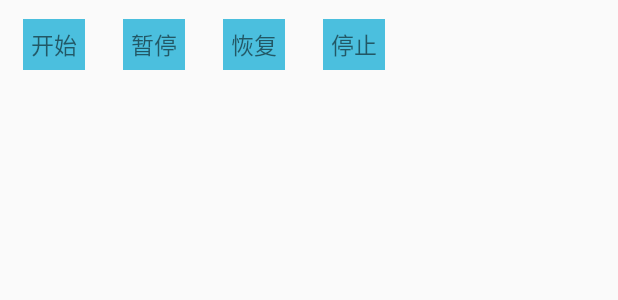
After one commit to duominike/ocean, an Android app: the layout activity_recorder_layout.xml on its own in the app's theme, with its tools: preview values and no code run, on a phone screen of 412 x 824 dp. The commit adds this screen. Shown: the top 300 px of the screen. Run offline under Robolectric (Android 15) with nearby library versions, the phone set to English and light mode, and no system bars.

```diff
--- a/app/build.gradle
+++ b/app/build.gradle
@@ -13,6 +13,9 @@ android {
         multiDexEnabled true;
         jackOptions {
             enabled true
+        }
+        ndk {
+            abiFilters "armeabi-v7a"
         }
     }
     buildTypes {
@@ -42,7 +45,8 @@ dependencies {
     compile project(":customview")
     compile project(":pulltorefresh")
     compile project(":pacific")
-    compile project(":multimedia")
+    debugCompile project(path: ':multimedia', configuration: "debug")
+    releaseCompile project(path: ':multimedia', configuration: "release")
     compile 'io.reactivex.rxjava2:rxjava:2.1.5'
     compile 'io.reactivex.rxjava2:rxandroid:2.0.1'
     debugCompile 'com.squareup.leakcanary:leakcanary-android:1.3'
--- a/app/src/main/java/com/joker/ocean/ipc/SubProcessService.java
+++ b/app/src/main/java/com/joker/ocean/ipc/SubProcessService.java
@@ -22,6 +22,7 @@ public class SubProcessService extends Service {
             log.info("inSendMsgToServer: " + msg.getName() + ": " + msg.getContent());
 
             if(msgCallback != null){
+                log.info("replyToClient");
                 MidData midData = new MidData();
                 midData.setId(1);
                 midData.setName("Joker Server");
@@ -33,8 +34,8 @@ public class SubProcessService extends Service {
 
         @Override
         public void registerMsgCallback(IMsgCallback callback) throws RemoteException {
-            log.info("registerMsgCallback");
-            msgCallback = callback;
+            log.info("registerMsgCallback: " + callback.asBinder());
+            msgCallback = IMsgCallback.Stub.asInterface(callback.asBinder());
         }
 
         @Override
--- /dev/null
+++ b/app/src/main/res/layout/activity_recorder_layout.xml
@@ -0,0 +1,58 @@
+<?xml version="1.0" encoding="utf-8"?>
+<LinearLayout xmlns:android="http://schemas.android.com/apk/res/android"
+              android:layout_width="match_parent"
+              android:layout_height="match_parent"
+              android:orientation="vertical">
+
+    <LinearLayout
+        android:layout_width="match_parent"
+        android:layout_height="60dp"
+        android:orientation="horizontal"
+        android:paddingLeft="15dp"
+        android:paddingRight="15dp">
+
+        <TextView
+            android:id="@+id/tv_begin_record"
+            android:layout_width="wrap_content"
+            android:layout_height="wrap_content"
+            android:layout_gravity="center_vertical"
+            android:background="@color/blue_edge"
+            android:padding="5dp"
+            android:text="开始"
+            android:textSize="15sp"/>
+
+        <TextView
+            android:id="@+id/tv_pause_record"
+            android:layout_width="wrap_content"
+            android:layout_height="wrap_content"
+            android:layout_gravity="center_vertical"
+            android:layout_marginLeft="25dp"
+            android:background="@color/blue_edge"
+            android:padding="5dp"
+            android:text="暂停"
+            android:textSize="15sp"/>
+
+        <TextView
+            android:id="@+id/tv_resume_record"
+            android:layout_width="wrap_content"
+            android:layout_height="wrap_content"
+            android:layout_gravity="center_vertical"
+            android:layout_marginLeft="25dp"
+            android:background="@color/blue_edge"
+            android:padding="5dp"
+            android:text="恢复"
+            android:textSize="15sp"/>
+
+        <TextView
+            android:id="@+id/tv_stop_record"
+            android:layout_width="wrap_content"
+            android:layout_height="wrap_content"
+            android:layout_gravity="center_vertical"
+            android:layout_marginLeft="25dp"
+            android:background="@color/blue_edge"
+            android:padding="5dp"
+            android:text="停止"
+            android:textSize="15sp"/>
+
+    </LinearLayout>
+</LinearLayout>
--- a/multimedia/build.gradle
+++ b/multimedia/build.gradle
@@ -3,7 +3,7 @@ apply plugin: 'com.android.library'
 android {
     compileSdkVersion 26
     buildToolsVersion "26.0.1"
-
+    publishNonDefault true
     defaultConfig {
         minSdkVersion 16
         targetSdkVersion 26
```
Also changed, not shown: app/src/main/AndroidManifest.xml (+20 -8 lines), app/src/main/java/com/joker/ocean/MainActivity.java (+3 -71 lines), app/src/main/java/com/joker/ocean/testview/TestIPCActivity.java (added, +99 -0 lines), app/src/main/java/com/joker/ocean/testview/TestOpenSLESAudioActivity.java (added, +62 -0 lines), multimedia/src/main/java/com/joker/multimedia/audio/AudioRecorder.java (+6 -4 lines), 10 other files.
